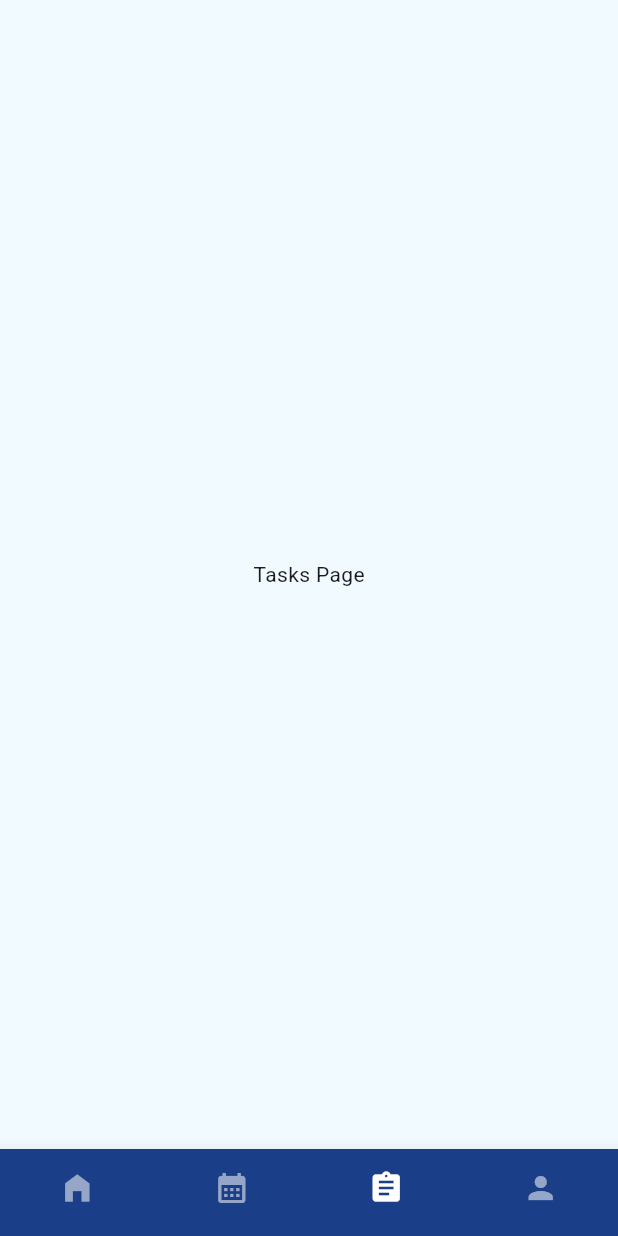
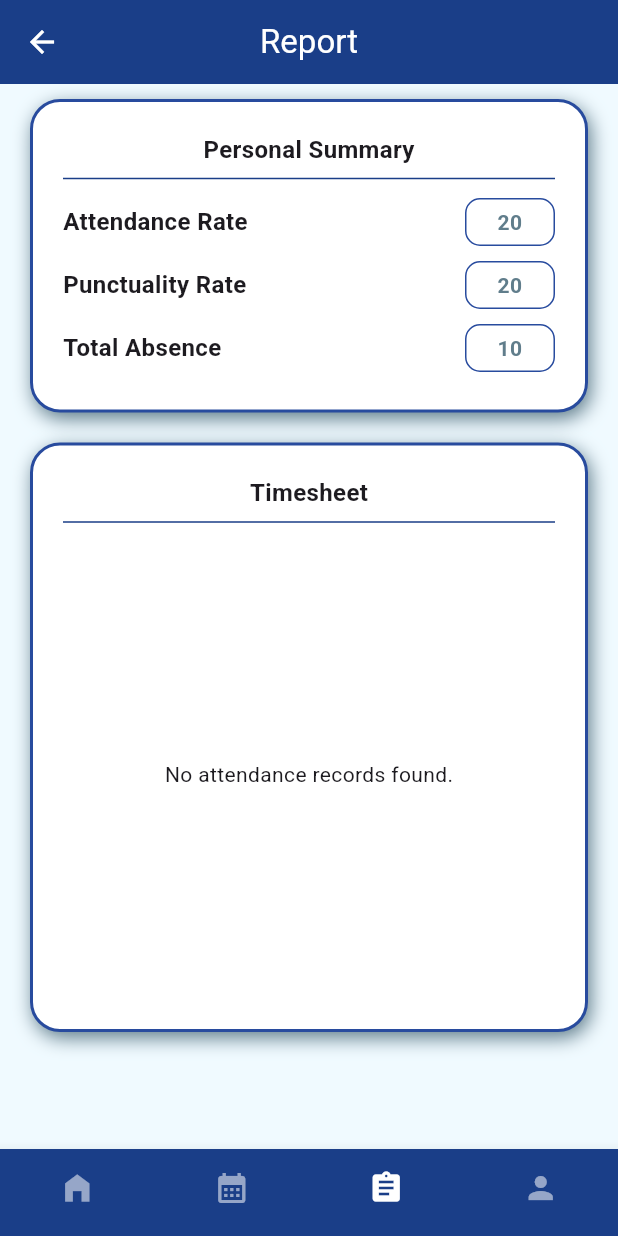
Before and after one commit to joliechieng2004-pixel/FYP---WorkNest, a Flutter app: the EmployeeHome screen opened by its route, item 3 of the bottom bar chosen, on a phone screen of 412 x 824 dp. Run offline on Flutter 3.47's test engine with Material 3 defaults, Android fonts, the phone set to English and light mode, and no system bars; our stand-ins replace camera, cloud_firestore, firebase_auth, firebase_core, geolocator, table_calendar; accounts and stored records are empty.

Commit message:
Employee Report Page Done with Timesheet

```diff
--- a/lib/employee/employee_home.dart
+++ b/lib/employee/employee_home.dart
@@ -4,6 +4,7 @@ import 'package:firebase_auth/firebase_auth.dart';
 import 'package:flutter/material.dart';
 import 'package:intl/intl.dart';
 import 'package:worknest/config.dart';
+import 'package:worknest/employee/employee_report.dart';
 import 'package:worknest/employee/employee_schedule.dart';
 import 'package:worknest/services/auth_service.dart';
 import 'package:geolocator/geolocator.dart';
@@ -132,7 +133,7 @@ class _EmployeeHomePageState extends State<EmployeeHome> {
     final List<Widget> pages = [
       _buildHomeDashboard(context),                         // Index 0 - Home Page
       EmployeeSchedule(deptCode: deptCode, workerID: workerID),                  // Index 1 - Schedule Page
-      const Center(child: Text("Tasks Page")),              // Index 2
+      EmployeeReport(deptCode: deptCode, workerID: workerID),
       const Center(child: Text("Profile Page")),            // Index 3
     ];
 
--- /dev/null
+++ b/lib/employee/employee_report.dart
@@ -0,0 +1,255 @@
+import 'package:cloud_firestore/cloud_firestore.dart';
+import 'package:flutter/material.dart';
+import 'package:intl/intl.dart';
+
+class EmployeeReport extends StatefulWidget {
+  final String deptCode;
+  final String workerID;
+
+  const EmployeeReport({super.key, required this.deptCode, required this.workerID});
+
+  @override
+  State<EmployeeReport> createState() => _EmployeeReportPageState();
+}
+
+class _EmployeeReportPageState extends State<EmployeeReport> {
+  late Stream<QuerySnapshot> _attendanceStream;
+  // often use colors
+  final Color primaryBlue = const Color.fromARGB(255, 40, 75, 158);
+  final Color bgLightBlue = const Color.fromARGB(255, 240, 250, 255);
+
+  final ScrollController _timesheetScrollController = ScrollController();
+
+  // --- INITIALIZATION ---
+  @override
+  void initState() {
+    super.initState();
+    _attendanceStream = FirebaseFirestore.instance
+        .collection('attendances')
+        .where('attendanceUserID', isEqualTo: widget.workerID)
+        .orderBy('attendanceDate', descending: true)
+        .snapshots();
+  }
+
+  @override
+  void dispose() {
+    _timesheetScrollController.dispose(); // Clean up the controller
+    super.dispose();
+  }
+
+  // --- BUILD WIDGETS ---
+  @override
+  Widget build(BuildContext context) {
+    return Scaffold(
+      backgroundColor: bgLightBlue,
+      appBar: AppBar(
+        title: const Text("Report"),
+        centerTitle: true,
+        backgroundColor: const Color(0xFF1A3E88),
+        foregroundColor: Colors.white,
+      ),
+      body: SafeArea(
+        child: SingleChildScrollView(
+          padding: EdgeInsets.symmetric(horizontal: 20),
+          child: Column(
+            crossAxisAlignment: CrossAxisAlignment.center,
+            children: [
+              // Shift Summary
+              _buildCard(
+                child: Column(
+                  children: [
+                    const Text(
+                          "Personal Summary",
+                          style: TextStyle(fontSize: 16, fontWeight: FontWeight.bold),
+                        ),
+                    const Divider(color: Color(0xFF1A3E88)),
+                    _buildStatRow("Attendance Rate", "20"),
+                    _buildStatRow("Punctuality Rate", "20"),
+                    _buildStatRow("Total Absence", "10"),
+                  ],
+                ),
+              ),
+
+              // Leave Requests (Scrollable Version)
+              _buildCard(
+                child: Column(
+                  crossAxisAlignment: CrossAxisAlignment.start,
+                  children: [
+                    const Center(
+                      child: Text(
+                          "Timesheet",
+                          style: TextStyle(fontSize: 16, fontWeight: FontWeight.bold),
+                        ),
+                    ),
+                    const Divider(color: Color(0xFF1A3E88)),
+                    const SizedBox(height: 10),
+
+                    // Fixed height container to enable internal scrolling
+                    SizedBox(
+                      height: 300, // Set the height you want for the scrollable area
+                      child: Scrollbar(
+                        controller: _timesheetScrollController,
+                        thumbVisibility: true, // Makes the scrollbar visible like in your design
+                        child: // Inside your Leave Requests _buildCard
+                          StreamBuilder<QuerySnapshot>(
+                            stream: _attendanceStream,
+                            builder: (context, snapshot) {
+                              if (snapshot.hasError) {
+                                debugPrint("Firestore Error: ${snapshot.error}");
+                                return const Center(child: Text("Error loading data"));
+                              }
+                              if (snapshot.connectionState == ConnectionState.waiting) {
+                                return const Center(child: CircularProgressIndicator());
+                              }
+                              if (!snapshot.hasData || snapshot.data!.docs.isEmpty) {
+                                return const Center(child: Text("No attendance records found."));
+                              }
+
+                              final docs = snapshot.data!.docs;
+
+                              return ListView.separated(
+                                controller: _timesheetScrollController,
+                                shrinkWrap: true,
+                                padding: const EdgeInsets.only(right: 10),
+                                itemCount: docs.length,
+                                separatorBuilder: (context, index) => const Divider(),
+                                itemBuilder: (context, index) {
+                                  var data = docs[index].data() as Map<String, dynamic>;
+
+                                  // 1. Convert Timestamps
+                                  DateTime? start = (data['attendanceStartTime'] as Timestamp?)?.toDate();
+                                  DateTime? end = (data['attendanceEndTime'] as Timestamp?)?.toDate();
+                                  DateTime? date = (data['attendanceDate'] as Timestamp?)?.toDate();
+
+                                  // 2. Format Strings
+                                  String formattedDate = date != null ? DateFormat('dd MMM').format(date) : "--";
+                                  String formattedIn = start != null ? DateFormat('hh:mm a').format(start) : "--:--";
+                                  String formattedOut = end != null ? DateFormat('hh:mm a').format(end) : "--:--";
+                                  String status = data['attendanceStatus'] ?? "Pending";
+
+                                  // 3. Calculate Duration
+                                  String duration = "--";
+                                  if (start != null && end != null) {
+                                    Duration diff = end.difference(start);
+                                    duration = "${diff.inHours}h ${diff.inMinutes.remainder(60)}m";
+                                  }
+
+                                  return _buildTimesheetRow(
+                                    date: formattedDate,
+                                    clockIn: formattedIn,
+                                    clockOut: formattedOut,
+                                    duration: duration,
+                                    status: status,
+                                  );
+                                },
+                              );
+                            },
+                          )
+                      ),
+                    ),
+                  ],
+                ),
+              ),
+            ],
+          ),
+        ),
+      )
+    );
+  }
+
+  // Helper for Cards
+  Widget _buildCard({required Widget child, Color? color}) {
+    return Container(
+      width: double.infinity,
+      padding: const EdgeInsets.all(20),
+      margin: const EdgeInsets.symmetric(vertical: 10),
+      decoration: BoxDecoration(
+        color: color ?? Colors.white,
+        borderRadius: BorderRadius.circular(20),
+        border: Border.all(color: primaryBlue, width: 2),
+        boxShadow: [
+          BoxShadow(
+            color: Colors.blueGrey,
+            blurRadius: 10,
+            offset: const Offset(2, 4),
+          ),
+        ],
+      ),
+      child: child,
+    );
+  }
+
+  // Helper for Summary Rows
+  Widget _buildStatRow(String label, String value) {
+    return Padding(
+      padding: const EdgeInsets.symmetric(vertical: 5),
+      child: Row(
+        mainAxisAlignment: MainAxisAlignment.spaceBetween,
+        children: [
+          Text(label, style: const TextStyle(fontSize: 16, fontWeight: FontWeight.bold)),
+          Container(
+            width: 60,
+            padding: const EdgeInsets.symmetric(horizontal: 15, vertical: 5),
+            decoration: BoxDecoration(
+              border: Border.all(color: primaryBlue),
+              borderRadius: BorderRadius.circular(10),
+            ),
+            child: Text(value, textAlign: TextAlign.center, style: TextStyle(color: Colors.blueGrey, fontWeight: FontWeight.bold)),
+          ),
+        ],
+      ),
+    );
+  }
+
+  Widget _buildTimesheetRow({
+    required String date,
+    required String clockIn,
+    required String clockOut,
+    required String duration,
+    required String status,
+  }) {
+    // Define color based on status
+    Color statusColor = status == "Approved"
+        ? Colors.green
+        : status == "Rejected" ? Colors.red : Colors.orange;
+
+    return Padding(
+      padding: const EdgeInsets.symmetric(vertical: 8.0),
+      child: Row(
+        children: [
+          // Date Column
+          Expanded(
+            flex: 2,
+            child: Column(
+              crossAxisAlignment: CrossAxisAlignment.start,
+              children: [
+                Text(date, style: const TextStyle(fontWeight: FontWeight.bold)),
+                Text(status, style: TextStyle(color: statusColor, fontSize: 12, fontWeight: FontWeight.w600)),
+              ],
+            ),
+          ),
+          // Time Info
+          Expanded(
+            flex: 3,
+            child: Column(
+              crossAxisAlignment: CrossAxisAlignment.start,
+              children: [
+                Text("In: $clockIn", style: const TextStyle(fontSize: 13)),
+                Text("Out: $clockOut", style: const TextStyle(fontSize: 13)),
+              ],
+            ),
+          ),
+          // Duration Info
+          Expanded(
+            flex: 2,
+            child: Text(
+              duration,
+              textAlign: TextAlign.right,
+              style: const TextStyle(fontWeight: FontWeight.bold, color: Colors.blueGrey),
+            ),
+          ),
+        ],
+      ),
+    );
+  }
+}
```
Also changed, not shown: lib/employee/employee_schedule.dart (+8 -5 lines), lib/manager/manager_employee.dart (+14 -5 lines), lib/manager/manager_report.dart (+44 -26 lines), lib/manager/manager_schedule.dart (+15 -10 lines).
